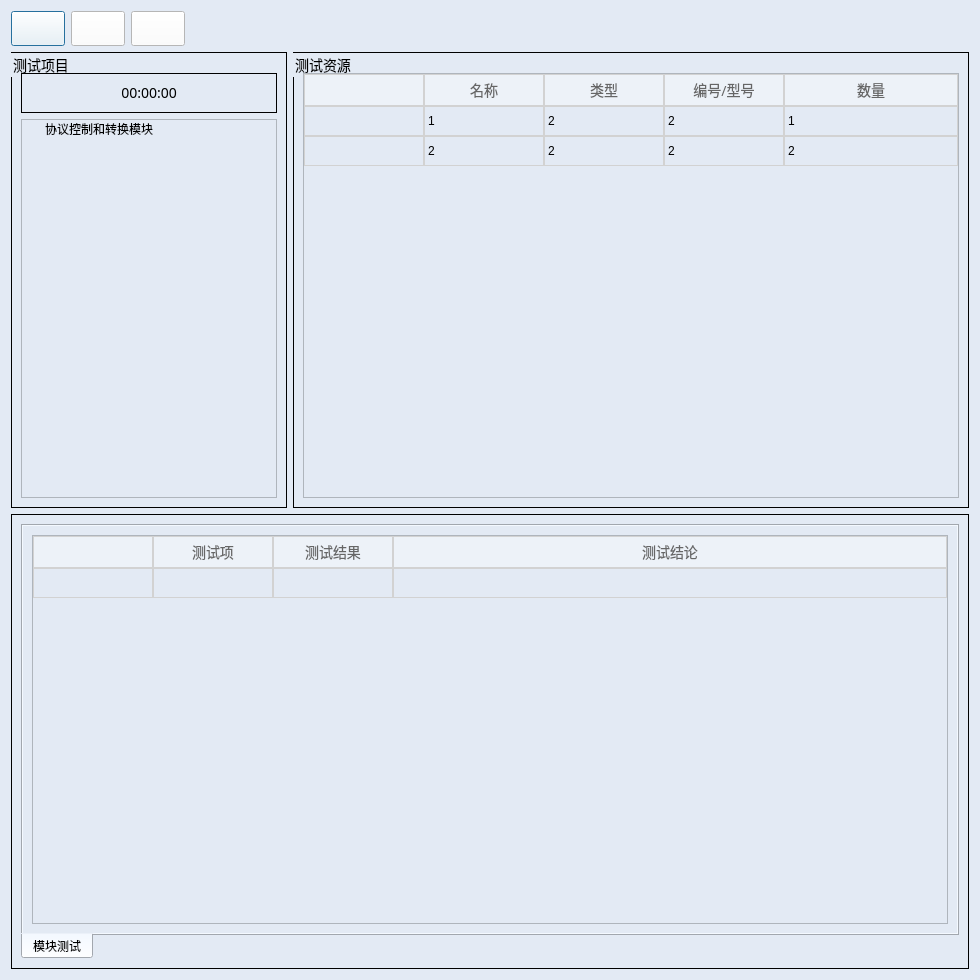
gaoxingyu-hub/HUA54testframework, file ui/control_device/COM_CONTROL_DEVICE_PA2.ui: the form before one commit.
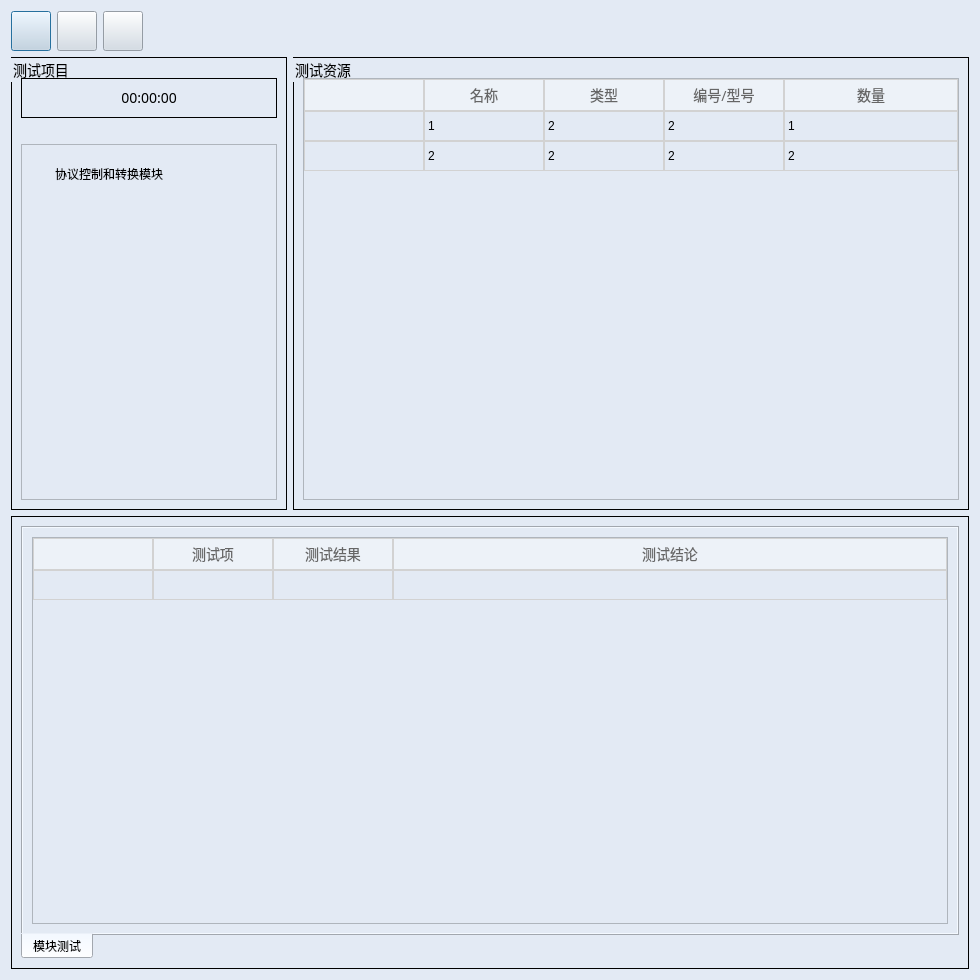
The form after the commit. Icons and pictures are not drawn.

Diff of the .ui file:
```diff
--- a/ui/control_device/COM_CONTROL_DEVICE_PA2.ui
+++ b/ui/control_device/COM_CONTROL_DEVICE_PA2.ui
@@ -21,7 +21,7 @@
   </property>
   <property name="styleSheet">
    <string notr="true">QDialog{
-background-color:#E3E8F1;
+background-color:#E3EAF4;
 margin-top:10px;
 }
 
@@ -52,6 +52,47 @@
 font-size:14px;
 font-family:Microsoft YaHei;
 border:1px solid rgb(0, 0, 0);
+background-color:#E3EAF4;
+}
+
+
+QToolBar{
+background-color:#D5D5D5;
+height:30px;
+border:None;
+padding:1px;
+}
+/****QTreeWidget****/
+QTreeWidget{
+background-color:#E3EAF4;
+padding-top:20px;
+padding-left:10px;
+margin-top:20px;
+}
+QTreeView::item{
+font: 14px;
+}
+QTreeView::item:selected{
+selection-color: #1F95FF;
+}
+QTreeView::item:hover{
+background-color:#D0DAE5;
+}
+
+QTreeView::branch:has-children:!has-siblings:closed,
+QTreeView::branch:closed:has-children:has-siblings {
+border-image: none;
+image: url(imgs/common/plus.png);
+}
+
+QTreeView::branch:open:has-children:!has-siblings,
+QTreeView::branch:open:has-children:has-siblings  {
+border-image: none;
+image: url(imgs/common/Minus.png);
+}
+
+QTreeView::branch:!has-children:!has-siblings:adjoins-item {
+    border-image: url(imgs/common/tree.png);
 }
 QTableWidget{
 outline: none;
@@ -89,7 +130,27 @@
 background: #EDF2F8;
 height: 30px;
 alternate-background-color:#F9FAFC;
-}</string>
+}
+QScrollBar:vertical{
+border: 5px solid #D5D5D5;
+}
+/****QPushButton****/
+QPushButton{
+width:32px;
+height:32px;
+background-color:#D0DAE5;
+color: #FFFFFF;
+font-size:14px;
+font-family:Microsoft YaHei;
+}
+QPushButton:hover{
+background-color:#2784D6;
+cursor:pointer;
+}
+QPushButton:pressed{
+background-color:#2784D6;
+}
+</string>
   </property>
   <layout class="QGridLayout" name="gridLayout_7">
    <item row="0" column="0">
@@ -101,7 +162,7 @@
          <item row="0" column="0">
           <widget class="QPushButton" name="pushButton_start">
            <property name="styleSheet">
-            <string notr="true">background-color:rgb(255, 255, 255);
+            <string notr="true">
 </string>
            </property>
            <property name="text">
@@ -122,7 +183,7 @@
          <item row="0" column="1">
           <widget class="QPushButton" name="pushButton_restart">
            <property name="styleSheet">
-            <string notr="true">background-color:rgb(255, 255, 255);</string>
+            <string notr="true"/>
            </property>
            <property name="text">
             <string/>
@@ -142,7 +203,7 @@
          <item row="0" column="2">
           <widget class="QPushButton" name="pushButton_close">
            <property name="styleSheet">
-            <string notr="true">background-color:rgb(255, 255, 255);</string>
+            <string notr="true"/>
            </property>
            <property name="text">
             <string/>
@@ -292,7 +353,7 @@
               </row>
               <column>
                <property name="text">
-                <string> </string>
+                <string/>
                </property>
               </column>
               <column>
@@ -405,7 +466,7 @@
                 </row>
                 <column>
                  <property name="text">
-                  <string> </string>
+                  <string/>
                  </property>
                 </column>
                 <column>
```
Left out of the diff: 6 changed lines with no effect on the pictures.
